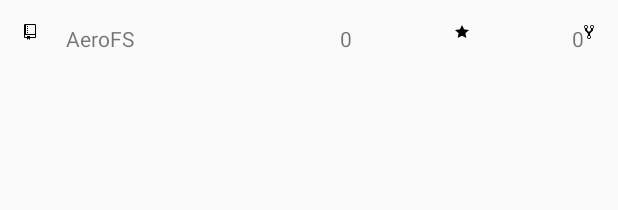
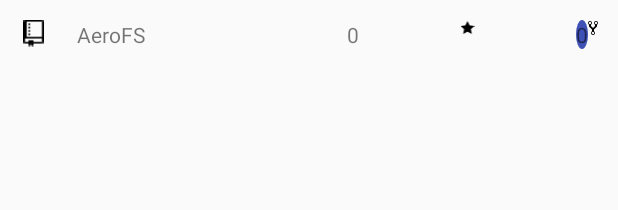
Before and after one commit to gdhuper/AeroFSCodingChallenge, an Android app: the layout repo_list_item.xml on its own in the app's theme, with its tools: preview values and no code run, on a phone screen of 412 x 824 dp. Shown: the top 210 px of the screen. Run offline under Robolectric (Android 15) with nearby library versions, the phone set to English and light mode, and no system bars.

Commit message:
Added drawa lbe shapeS

```diff
--- /dev/null
+++ b/app/src/main/res/drawable/language_circle.xml
@@ -0,0 +1,9 @@
+<?xml version="1.0" encoding="utf-8"?>
+<shape xmlns:android="http://schemas.android.com/apk/res/android"
+    android:shape="oval">
+    <solid android:color="@color/colorPrimary" />
+    <size
+        android:width="5dp"
+        android:height="5dp" />
+    <corners android:radius="18dp" />
+</shape>
--- a/app/src/main/res/layout/repo_list_item.xml
+++ b/app/src/main/res/layout/repo_list_item.xml
@@ -4,21 +4,22 @@
     android:layout_width="match_parent"
     android:layout_height="?android:attr/listPreferredItemHeight"
     android:orientation="horizontal"
-    android:padding="16dp"
+    android:padding="13dp"
     >
 
     <ImageView
         android:src="@mipmap/repo"
-        android:layout_width="wrap_content"
-        android:layout_height="wrap_content"
+        android:layout_width="18dp"
+        android:layout_height="18dp"
         android:layout_weight="0"
+        android:layout_marginRight="20dp"
         />
 
     <TextView
         android:layout_width="wrap_content"
-        android:layout_height="wrap_content"
+        android:layout_height="18dp"
         android:layout_weight="1"
-        android:layout_marginLeft="20dp"
+        android:autoLink="all"
         android:text="AeroFS"/>
 
     <TextView
@@ -35,7 +36,9 @@
     <TextView
         android:layout_width="wrap_content"
         android:layout_height="wrap_content"
-        android:text="0"/>
+        android:text="0"
+        android:background="@drawable/language_circle"
+        />
     <ImageView
         android:layout_width="wrap_content"
         android:layout_height="wrap_content"
```
